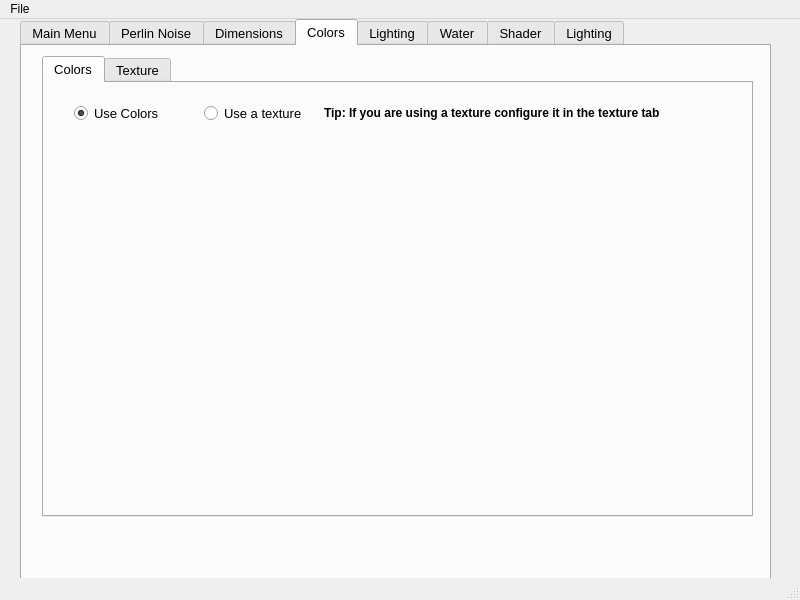
First picture: the form in pyqt5-gui/gui.ui, repository KatyT12/Random-3DTerrain-Generator, before the edit.
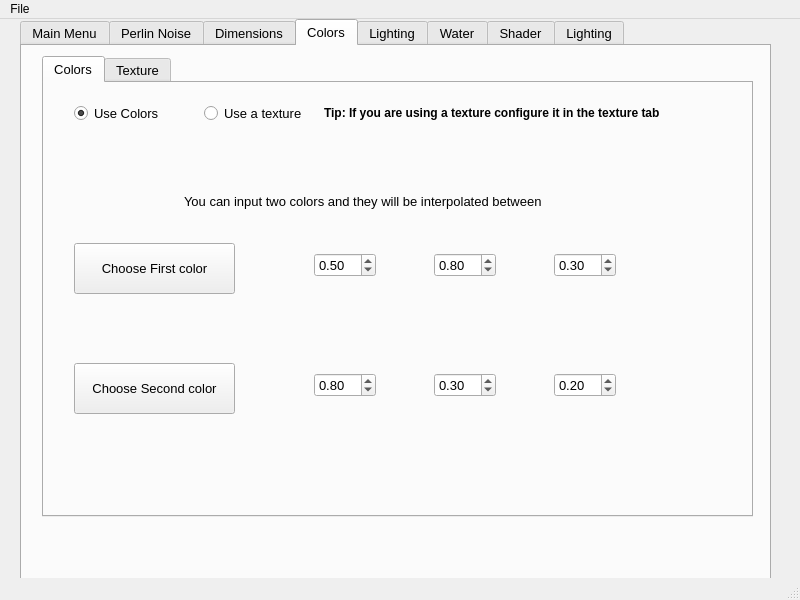
Second picture: the form after the edit. The open tabs and pages were chosen to show the change. Icons and pictures are not drawn.

Commit message: added to colors config

Diff of the .ui file:
```diff
--- a/pyqt5-gui/gui.ui
+++ b/pyqt5-gui/gui.ui
@@ -903,6 +903,185 @@
          <string>Tip: If you are using a texture configure it in the texture tab</string>
         </property>
        </widget>
+       <widget class="QPushButton" name="chooseFirstColor">
+        <property name="geometry">
+         <rect>
+          <x>30</x>
+          <y>160</y>
+          <width>161</width>
+          <height>51</height>
+         </rect>
+        </property>
+        <property name="text">
+         <string>Choose First color</string>
+        </property>
+       </widget>
+       <widget class="QPushButton" name="chooseSecondColor">
+        <property name="geometry">
+         <rect>
+          <x>30</x>
+          <y>280</y>
+          <width>161</width>
+          <height>51</height>
+         </rect>
+        </property>
+        <property name="text">
+         <string>Choose Second color</string>
+        </property>
+       </widget>
+       <widget class="QDoubleSpinBox" name="r1">
+        <property name="geometry">
+         <rect>
+          <x>270</x>
+          <y>170</y>
+          <width>62</width>
+          <height>24</height>
+         </rect>
+        </property>
+        <property name="maximum">
+         <double>1.000000000000000</double>
+        </property>
+        <property name="singleStep">
+         <double>0.001000000000000</double>
+        </property>
+        <property name="value">
+         <double>0.500000000000000</double>
+        </property>
+       </widget>
+       <widget class="QDoubleSpinBox" name="g1">
+        <property name="geometry">
+         <rect>
+          <x>390</x>
+          <y>170</y>
+          <width>62</width>
+          <height>24</height>
+         </rect>
+        </property>
+        <property name="maximum">
+         <double>1.000000000000000</double>
+        </property>
+        <property name="singleStep">
+         <double>0.001000000000000</double>
+        </property>
+        <property name="value">
+         <double>0.800000000000000</double>
+        </property>
+       </widget>
+       <widget class="QDoubleSpinBox" name="b1">
+        <property name="geometry">
+         <rect>
+          <x>510</x>
+          <y>170</y>
+          <width>62</width>
+          <height>24</height>
+         </rect>
+        </property>
+        <property name="maximum">
+         <double>1.000000000000000</double>
+        </property>
+        <property name="singleStep">
+         <double>0.001000000000000</double>
+        </property>
+        <property name="value">
+         <double>0.300000000000000</double>
+        </property>
+       </widget>
+       <widget class="QDoubleSpinBox" name="r2">
+        <property name="geometry">
+         <rect>
+          <x>270</x>
+          <y>290</y>
+          <width>62</width>
+          <height>24</height>
+         </rect>
+        </property>
+        <property name="maximum">
+         <double>1.000000000000000</double>
+        </property>
+        <property name="singleStep">
+         <double>0.001000000000000</double>
+        </property>
+        <property name="value">
+         <double>0.800000000000000</double>
+        </property>
+       </widget>
+       <widget class="QDoubleSpinBox" name="g2">
+        <property name="geometry">
+         <rect>
+          <x>390</x>
+          <y>290</y>
+          <width>62</width>
+          <height>24</height>
+         </rect>
+        </property>
+        <property name="maximum">
+         <double>1.000000000000000</double>
+        </property>
+        <property name="singleStep">
+         <double>0.001000000000000</double>
+        </property>
+        <property name="value">
+         <double>0.300000000000000</double>
+        </property>
+       </widget>
+       <widget class="QDoubleSpinBox" name="b2">
+        <property name="geometry">
+         <rect>
+          <x>510</x>
+          <y>290</y>
+          <width>62</width>
+          <height>24</height>
+         </rect>
+        </property>
+        <property name="maximum">
+         <double>1.000000000000000</double>
+        </property>
+        <property name="singleStep">
+         <double>0.001000000000000</double>
+        </property>
+        <property name="value">
+         <double>0.200000000000000</double>
+        </property>
+       </widget>
+       <widget class="QLabel" name="colorTip">
+        <property name="geometry">
+         <rect>
+          <x>140</x>
+          <y>110</y>
+          <width>411</width>
+          <height>16</height>
+         </rect>
+        </property>
+        <property name="text">
+         <string>You can input two colors and they will be interpolated between</string>
+        </property>
+       </widget>
+       <widget class="QLabel" name="colorPreview1">
+        <property name="geometry">
+         <rect>
+          <x>630</x>
+          <y>170</y>
+          <width>41</width>
+          <height>21</height>
+         </rect>
+        </property>
+        <property name="text">
+         <string/>
+        </property>
+       </widget>
+       <widget class="QLabel" name="colorPreview2">
+        <property name="geometry">
+         <rect>
+          <x>630</x>
+          <y>290</y>
+          <width>41</width>
+          <height>20</height>
+         </rect>
+        </property>
+        <property name="text">
+         <string/>
+        </property>
+       </widget>
       </widget>
       <widget class="QWidget" name="texture">
        <attribute name="title">
```
Left out of the diff: 4 changed lines with no effect on the pictures. The commit also changes 1 other file.
